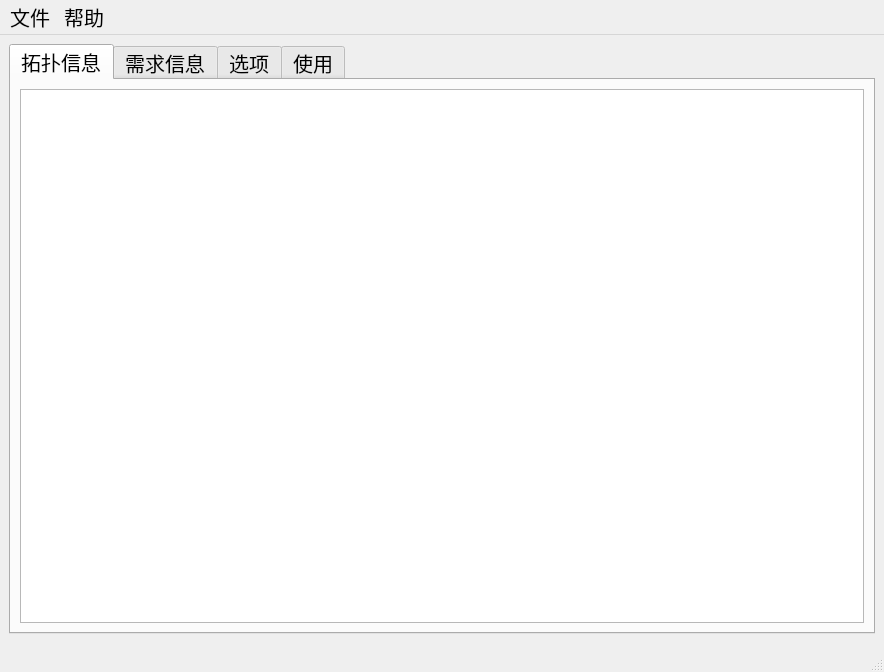
Old version of the form GUI/qkdsim.ui in the repository shenzuzhenwang/QKDSim.
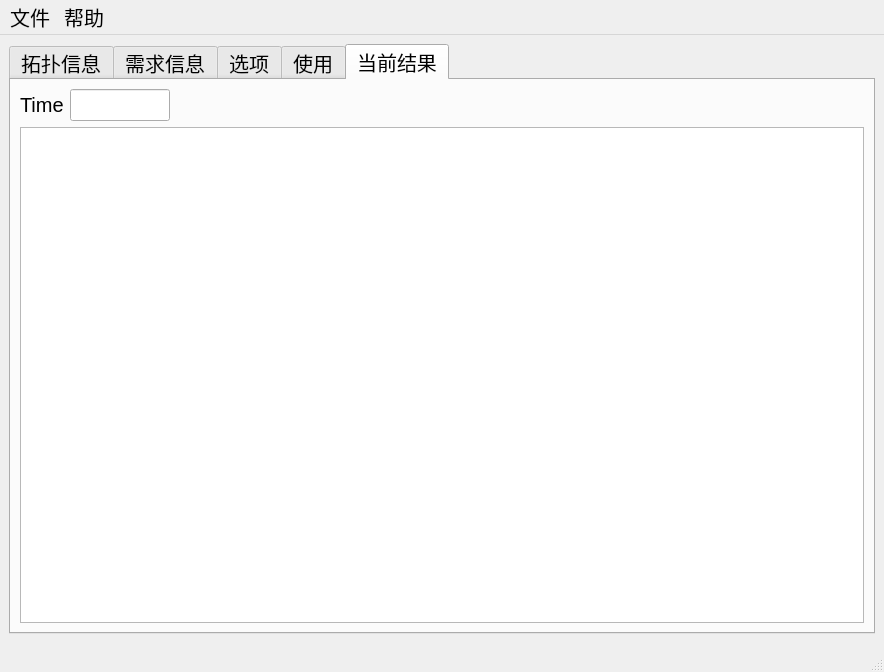
New version of the form.

The edit to the form file:
```diff
--- a/GUI/qkdsim.ui
+++ b/GUI/qkdsim.ui
@@ -28,7 +28,7 @@
        </font>
       </property>
       <property name="currentIndex">
-       <number>0</number>
+       <number>4</number>
       </property>
       <widget class="QWidget" name="tab">
        <attribute name="title">
@@ -172,6 +172,53 @@
         </property>
        </widget>
       </widget>
+      <widget class="QWidget" name="tab_5">
+       <attribute name="title">
+        <string>当前结果</string>
+       </attribute>
+       <layout class="QFormLayout" name="formLayout_3">
+        <item row="0" column="0">
+         <layout class="QHBoxLayout" name="horizontalLayout_2">
+          <item>
+           <widget class="QLabel" name="label">
+            <property name="maximumSize">
+             <size>
+              <width>50</width>
+              <height>16777215</height>
+             </size>
+            </property>
+            <property name="text">
+             <string>Time</string>
+            </property>
+           </widget>
+          </item>
+          <item>
+           <widget class="QLineEdit" name="edit_time">
+            <property name="maximumSize">
+             <size>
+              <width>100</width>
+              <height>16777215</height>
+             </size>
+            </property>
+            <property name="readOnly">
+             <bool>true</bool>
+            </property>
+           </widget>
+          </item>
+         </layout>
+        </item>
+        <item row="1" column="0" colspan="2">
+         <widget class="QTableWidget" name="tableWidget_out">
+          <property name="minimumSize">
+           <size>
+            <width>500</width>
+            <height>0</height>
+           </size>
+          </property>
+         </widget>
+        </item>
+       </layout>
+      </widget>
      </widget>
     </item>
    </layout>
```
